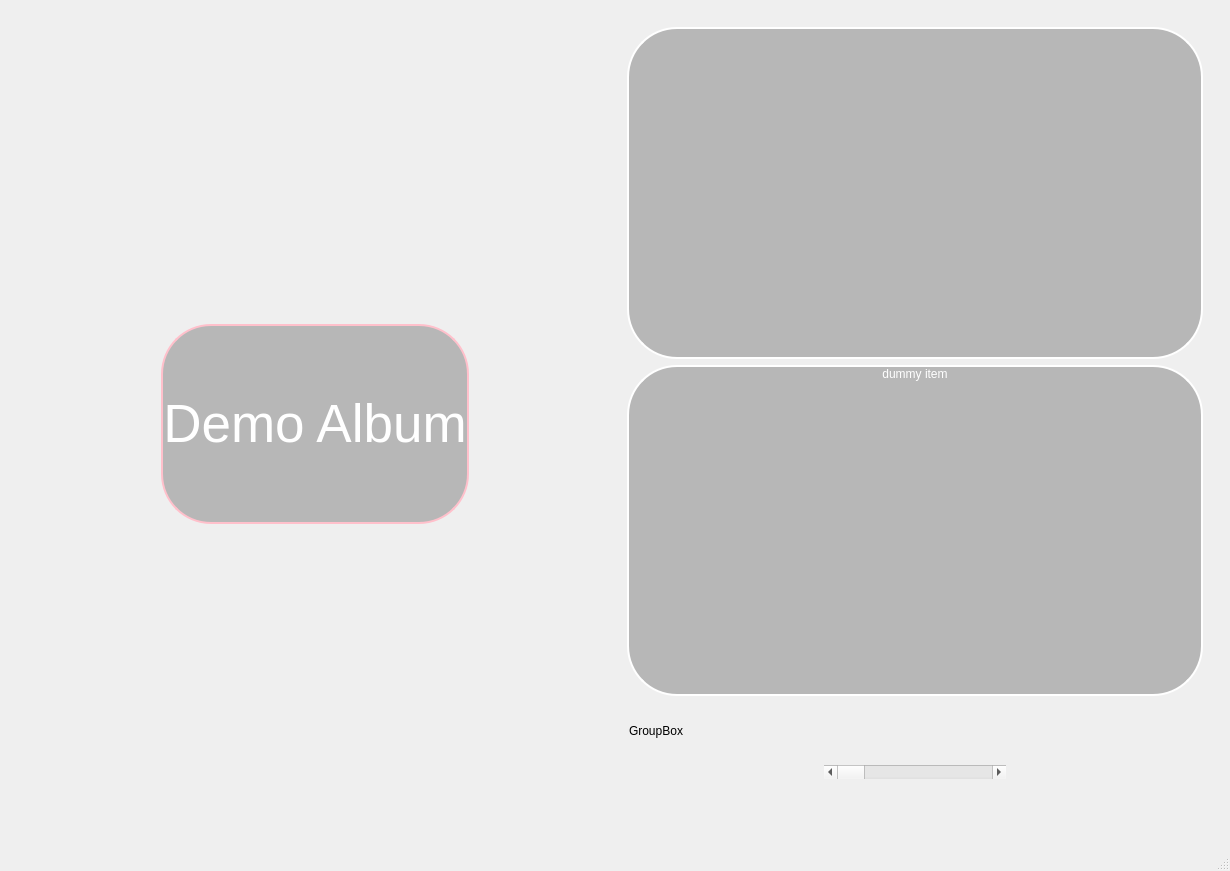
Old version of the form ui/test_file.ui in the repository incremen/CyberMusicStreaming.
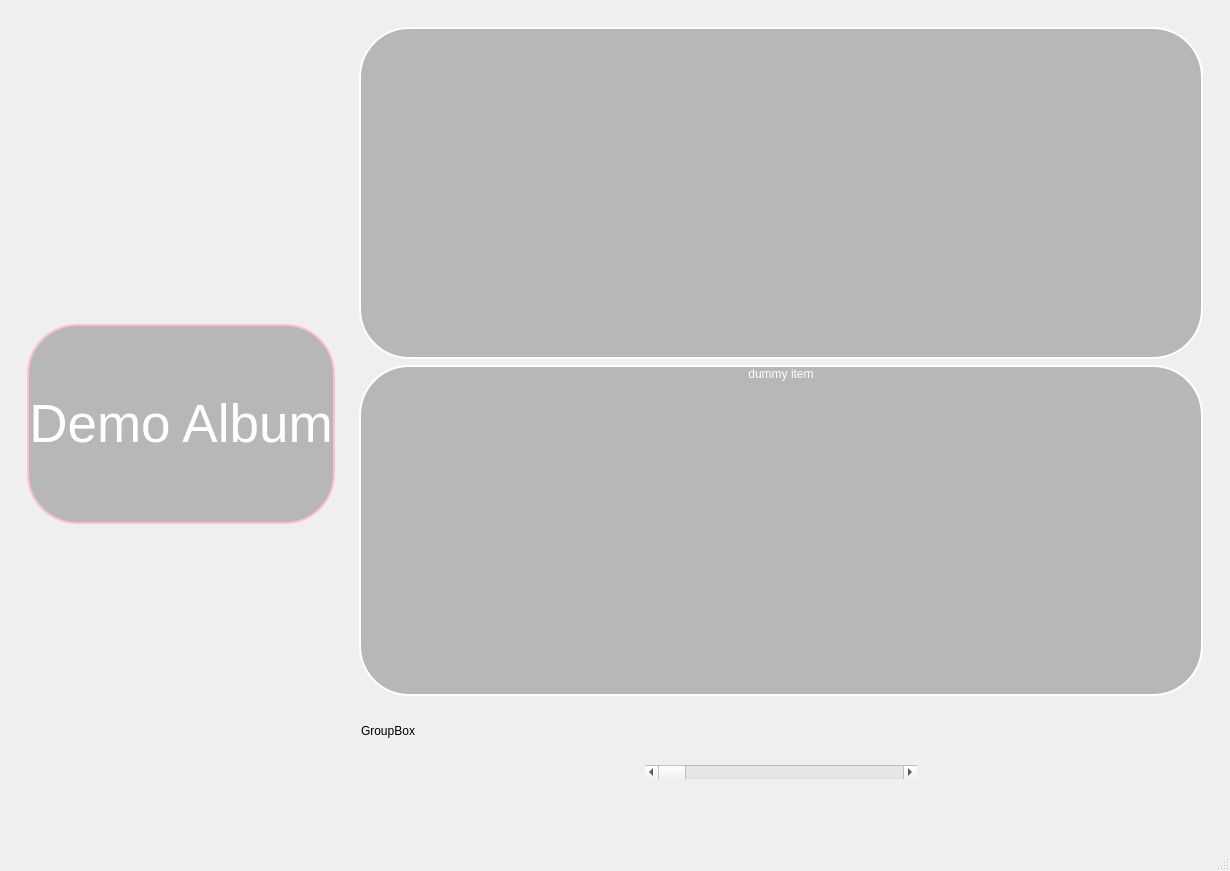
New version of the form. Icons and pictures are not drawn.

Commit message: expands pon right

The edit to the form file:
```diff
--- a/ui/test_file.ui
+++ b/ui/test_file.ui
@@ -126,7 +126,7 @@
           <item>
            <widget class="QListWidget" name="song_queue_widget">
             <property name="sizePolicy">
-             <sizepolicy hsizetype="Minimum" vsizetype="Expanding">
+             <sizepolicy hsizetype="Expanding" vsizetype="Expanding">
               <horstretch>0</horstretch>
               <verstretch>0</verstretch>
              </sizepolicy>
```
The commit also changes 2 other files.
